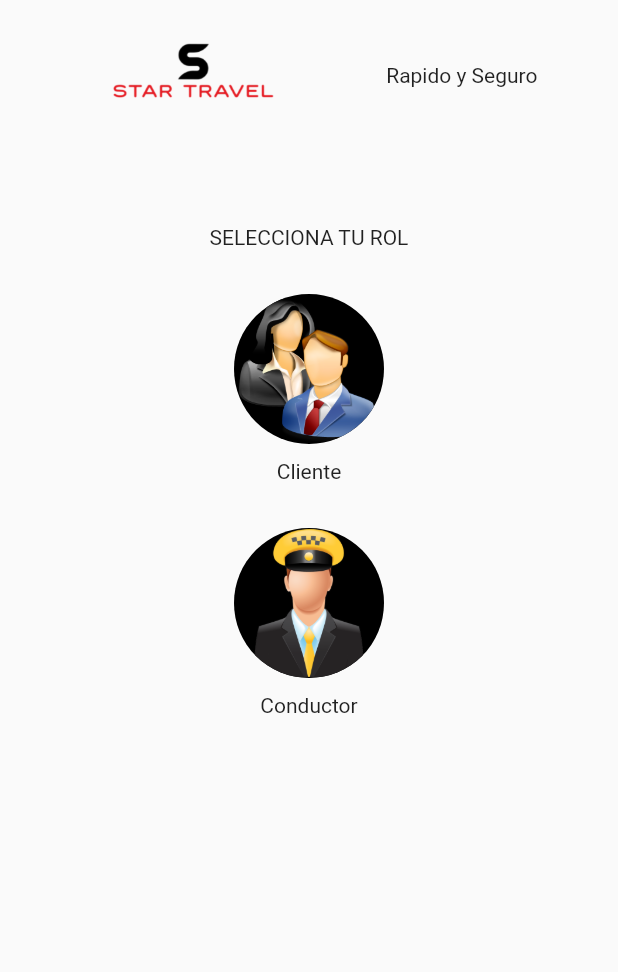
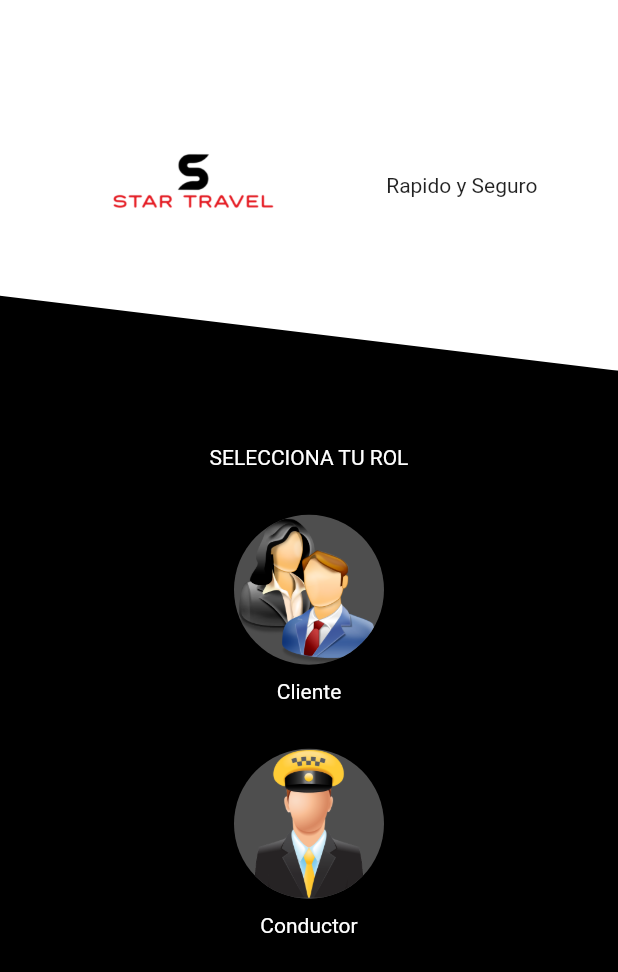
Before and after one commit to jhordanres/StarTravel, a Flutter app: the screen it shows after launch, on a phone screen of 412 x 824 dp. Shown: the top 972 px of the screen. Run offline on Flutter 3.47's test engine with Material 2 defaults, Android fonts, the phone set to English and light mode, and no system bars; our stand-ins replace flutter_custom_clippers.

Commit message:
Home aplicación

```diff
--- a/lib/screens/home_page.dart
+++ b/lib/screens/home_page.dart
@@ -1,13 +1,28 @@
 import 'package:flutter/material.dart';
+import 'package:flutter_custom_clippers/flutter_custom_clippers.dart';
 
 class HomePage extends StatelessWidget {
   @override
   Widget build(BuildContext context) {
     return Scaffold(
+      backgroundColor: Colors.black,
       body: SafeArea(
+        child: Container(
+          decoration: const BoxDecoration(
+            gradient: LinearGradient(
+              begin: Alignment.topRight,
+              end: Alignment.bottomLeft,
+              colors: [Colors.black, Colors.black87]
+            )
+          ),
           child: Column(
             children: [
-            Row(
+              ClipPath(
+                clipper: DiagonalPathClipperTwo(),
+                child: Container(
+                  color: Colors.white,
+                  height: MediaQuery.of(context).size.height * 0.3,
+                  child: Row(
                     mainAxisAlignment: MainAxisAlignment.spaceEvenly,
                     children:[
                       Image.asset(
@@ -18,26 +33,45 @@ class HomePage extends StatelessWidget {
                       const Text('Rapido y Seguro')
                     ]
                   ),
+                ),
+              ),
+
               const SizedBox(height: 50),
-            const Text('SELECCIONA TU ROL'),
+              const Text(
+                'SELECCIONA TU ROL',
+                style: TextStyle(
+                  color: Colors.white
+                ),
+              ),
               const SizedBox(height: 30),
               const CircleAvatar(
                 backgroundImage: AssetImage('assets/images/pasajero.png'),
                 radius: 50,
-              backgroundColor: Colors.black,
+                backgroundColor: Color.fromARGB(255, 78, 78, 78),
               ),
               const SizedBox(height: 10),
-            const Text('Cliente'),
+              const Text(
+                'Cliente',
+                style: TextStyle(
+                  color: Colors.white
+                ),
+                ),
 
               const SizedBox(height: 30),
               const CircleAvatar(
                 backgroundImage: AssetImage('assets/images/driver.png'),
                 radius: 50,
-              backgroundColor: Colors.black,
+                backgroundColor: Color.fromARGB(255, 78, 78, 78),
               ),
               const SizedBox(height: 10),
-            const Text('Conductor'),
+              const Text(
+                'Conductor',
+                style: TextStyle(
+                  color: Colors.white
+                ),
+                ),
             ]
+          ),
         ),
       ),
     );
--- a/pubspec.yaml
+++ b/pubspec.yaml
@@ -34,6 +34,7 @@ dependencies:
   # The following adds the Cupertino Icons font to your application.
   # Use with the CupertinoIcons class for iOS style icons.
   cupertino_icons: ^1.0.2
+  flutter_custom_clippers: ^2.0.0
 
 dev_dependencies:
   flutter_test:
```
Also changed, not shown: pubspec.lock. Lines whose indentation alone changed are shown as unchanged.
